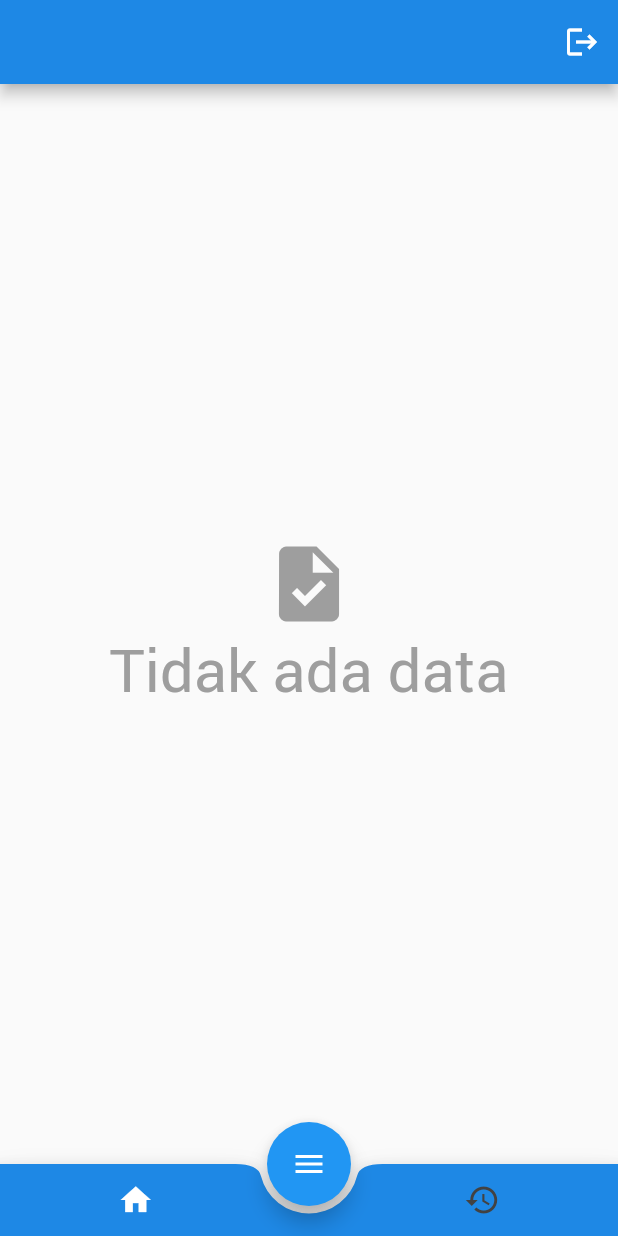
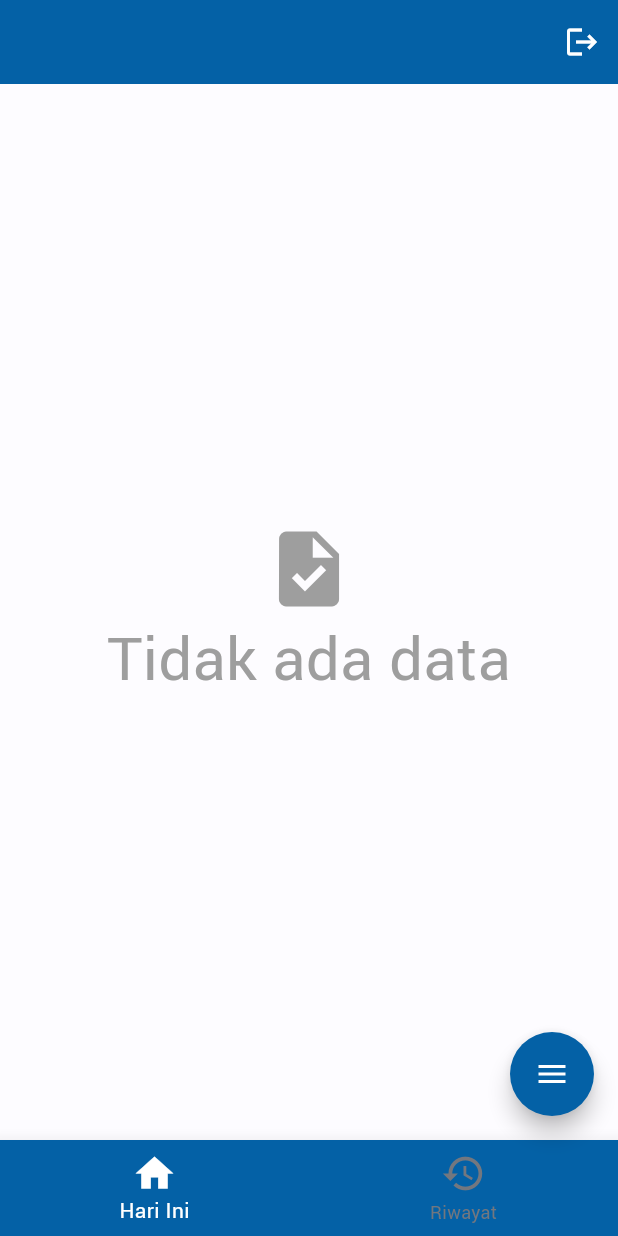
Before and after one commit to tamahavik/fmsales_flutter, a Flutter app: the HomeNavigationScreen screen opened directly, on a phone screen of 412 x 824 dp. Run offline on Flutter 3.47's test engine with Material 2 defaults, Android fonts, the phone set to English and light mode, and no system bars; drawn by our look-alikes of flutter_speed_dial; our stand-ins replace bloc, connectivity_plus, dartz, device_info_plus, dio, flutter_bloc and 8 more; accounts and stored records are empty; generated files the repository leaves out were written again; network calls fail.

Commit message:
re-design ui

```diff
--- /dev/null
+++ b/lib/enums/task_menu_enum.dart
@@ -0,0 +1,4 @@
+enum TaskMenuEnum {
+  call,
+  navigate;
+}
--- a/lib/presentation/home/components/application_bar.dart
+++ b/lib/presentation/home/components/application_bar.dart
@@ -14,7 +14,6 @@ class ApplicationBar extends StatelessWidget {
   @override
   Widget build(BuildContext context) {
     return AppBar(
-      backgroundColor: Colors.blue[600],
       title: Text(_fullName),
       actions: [
         IconButton(
--- a/lib/presentation/home/components/bottom_navigation_menu.dart
+++ b/lib/presentation/home/components/bottom_navigation_menu.dart
@@ -2,7 +2,6 @@ import 'package:flutter/material.dart';
 import 'package:flutter_bloc/flutter_bloc.dart';
 import 'package:ufi/enums/bottom_appbar_enum.dart';
 import 'package:ufi/presentation/home/bloc/navigation_bloc.dart';
-import 'package:ufi/presentation/home/components/home_icon_button.dart';
 
 class BottomNavigationMenu extends StatelessWidget {
   const BottomNavigationMenu({
@@ -14,36 +13,36 @@ class BottomNavigationMenu extends StatelessWidget {
 
   @override
   Widget build(BuildContext context) {
-    return BottomAppBar(
-      color: Colors.blue[600],
-      shape: const CircularNotchedRectangle(),
-      notchMargin: 5,
-      child: Row(
-        mainAxisAlignment: MainAxisAlignment.spaceBetween,
-        children: [
-          HomeIconButton(
-            onPress: () => context
-                .read<NavigationBloc>()
-                .add(NavigationEvent.homeMenu(_currentIndex)),
-            icon: const Icon(Icons.home),
-            color: _currentIndex == BottomAppBarEnums.home
-                ? Colors.white
-                : Colors.grey[800],
-          ),
-          const SizedBox(
-            width: 50,
-          ),
-          HomeIconButton(
-            onPress: () => context
-                .read<NavigationBloc>()
-                .add(NavigationEvent.historyMenu(_currentIndex)),
-            icon: const Icon(Icons.history),
-            color: _currentIndex == BottomAppBarEnums.history
-                ? Colors.white
-                : Colors.grey[800],
-          ),
-        ],
+    return BottomNavigationBar(
+      elevation: 10,
+      currentIndex: _currentIndex.value,
+      iconSize: 30,
+      onTap: (newIndex) => newIndex == BottomAppBarEnums.home.value
+          ? context
+              .read<NavigationBloc>()
+              .add(NavigationEvent.homeMenu(_currentIndex))
+          : context
+              .read<NavigationBloc>()
+              .add(NavigationEvent.historyMenu(_currentIndex)),
+      backgroundColor: Theme.of(context).colorScheme.primary,
+      unselectedLabelStyle: TextStyle(
+        color: Theme.of(context).colorScheme.outline,
       ),
+      unselectedItemColor: Theme.of(context).colorScheme.outline,
+      selectedLabelStyle: TextStyle(
+        color: Theme.of(context).colorScheme.onPrimary,
+      ),
+      selectedItemColor: Theme.of(context).colorScheme.onPrimary,
+      items: const [
+        BottomNavigationBarItem(
+          label: 'Hari Ini',
+          icon: Icon(Icons.home),
+        ),
+        BottomNavigationBarItem(
+          label: 'Riwayat',
+          icon: Icon(Icons.history),
+        ),
+      ],
     );
   }
 }
--- a/lib/presentation/home/components/floating_action.dart
+++ b/lib/presentation/home/components/floating_action.dart
@@ -15,28 +15,39 @@ class FloatingAction extends StatelessWidget {
   @override
   Widget build(BuildContext context) {
     return SpeedDial(
+      icon: Icons.menu,
+      activeIcon: Icons.close,
+      foregroundColor: Theme.of(context).colorScheme.onPrimary,
+      backgroundColor: Theme.of(context).colorScheme.primary,
       animatedIcon: AnimatedIcons.menu_close,
-      overlayColor: Colors.black,
-      overlayOpacity: 0.5,
+      overlayOpacity: 0.1,
+      iconTheme: Theme.of(context).iconTheme.copyWith(
+            color: Theme.of(context).colorScheme.onPrimary,
+          ),
       spacing: 10,
       children: [
         SpeedDialChild(
-          onTap: () => context
-              .read<HomeBloc>()
-              .add(const HomeEvent.verificationMenu()),
-          child: const Icon(
+          onTap: () =>
+              context.read<HomeBloc>().add(const HomeEvent.verificationMenu()),
+          shape: const CircleBorder(),
+          label: 'New Customer',
+          backgroundColor: Theme.of(context).colorScheme.primary,
+          foregroundColor: Theme.of(context).colorScheme.onPrimary,
+          child: Icon(
             Icons.article_outlined,
-            color: Colors.white,
+            color: Theme.of(context).colorScheme.onPrimary,
           ),
-          backgroundColor: Colors.blue[600],
         ),
         SpeedDialChild(
+          onTap: () {},
+          shape: const CircleBorder(),
+          label: 'Sync Leads',
           visible: _currentIndex == BottomAppBarEnums.home,
-          onTap: () {},
-          backgroundColor: Colors.blue[600],
-          child: const Icon(
+          backgroundColor: Theme.of(context).colorScheme.primary,
+          foregroundColor: Theme.of(context).colorScheme.onPrimary,
+          child: Icon(
             Icons.refresh,
-            color: Colors.white,
+            color: Theme.of(context).colorScheme.onPrimary,
           ),
         ),
       ],
--- a/lib/presentation/home/home_navigator_screen.dart
+++ b/lib/presentation/home/home_navigator_screen.dart
@@ -104,15 +104,15 @@ class _HomeNavigationScreenState extends State<HomeNavigationScreen> {
                           .read<HomeBloc>()
                           .add(const HomeEvent.showDialogLogout())),
                 ),
-                body: state.map(
-                  initial: (value) => const TodayScreen(),
-                  home: (value) => const TodayScreen(),
-                  history: (value) => const HistoryScreen(),
+                body: IndexedStack(
+                  index: _currentIndex.value,
+                  children: const [
+                    TodayScreen(),
+                    HistoryScreen(),
+                  ],
                 ),
                 floatingActionButton:
                     FloatingAction(currentIndex: _currentIndex),
-                floatingActionButtonLocation:
-                    FloatingActionButtonLocation.centerDocked,
                 bottomNavigationBar:
                     BottomNavigationMenu(currentIndex: _currentIndex),
               );
--- a/lib/presentation/today/bloc/today_bloc.dart
+++ b/lib/presentation/today/bloc/today_bloc.dart
@@ -13,7 +13,9 @@ import 'package:ufi/utils/device_info.dart';
 import 'package:ufi/utils/periodic_timer.dart';
 
 part 'today_bloc.freezed.dart';
+
 part 'today_event.dart';
+
 part 'today_state.dart';
 
 @injectable
@@ -75,6 +77,7 @@ class TodayBloc extends Bloc<TodayEvent, TodayState> {
   }
 
   Future<void> _backgroundProcess() async {
+    print('bg process running');
     String employeeNumber = _session.getEmployeeNumber();
     String deviceId = await _deviceInfo.getDeviceId();
     var login = await _todayRepository.checkLogin(employeeNumber, deviceId);
@@ -106,6 +109,7 @@ class TodayBloc extends Bloc<TodayEvent, TodayState> {
           obj.alamatGenerated = await _db.generatedAlamat(obj);
           await _db.saveLeads(obj);
         }
+        add(const TodayEvent.loadLeads());
       },
     );
   }
--- a/lib/presentation/today/today_screen.dart
+++ b/lib/presentation/today/today_screen.dart
@@ -1,9 +1,9 @@
 import 'package:flutter/gestures.dart';
 import 'package:flutter/material.dart';
 import 'package:flutter_bloc/flutter_bloc.dart';
+import 'package:ufi/components/empty_container.dart';
 import 'package:ufi/model/leads.dart';
 import 'package:ufi/presentation/today/bloc/today_bloc.dart';
-import 'package:ufi/components/empty_container.dart';
 import 'package:ufi/presentation/today/components/task_card.dart';
 
 class TodayScreen extends StatefulWidget {
@@ -23,6 +23,19 @@ class _TodayScreenState extends State<TodayScreen> {
     );
   }
 
+  Widget _buildView() {
+    if (_leads.isEmpty) {
+      return const EmptyContainer();
+    }
+    return ListView.builder(
+      dragStartBehavior: DragStartBehavior.down,
+      itemCount: _leads.length,
+      itemBuilder: (context, index) => TaskCard(
+        leads: _leads[index],
+      ),
+    );
+  }
+
   @override
   Widget build(BuildContext context) {
     return Padding(
@@ -31,30 +44,7 @@ class _TodayScreenState extends State<TodayScreen> {
         listener: _stateController,
         child: BlocBuilder<TodayBloc, TodayState>(
           builder: (context, state) {
-            return state.maybeMap(
-              orElse: () {
-                if (_leads.isEmpty) {
-                  return const EmptyContainer();
-                }
-                return ListView.builder(
-                  dragStartBehavior: DragStartBehavior.down,
-                  itemBuilder: (context, index) => TaskCard(
-                    leads: _leads[index],
-                  ),
-                );
-              },
-              success: (value) {
-                if (_leads.isEmpty) {
-                  return const EmptyContainer();
-                }
-                return ListView.builder(
-                  dragStartBehavior: DragStartBehavior.down,
-                  itemBuilder: (context, index) => TaskCard(
-                    leads: _leads[index],
-                  ),
-                );
-              },
-            );
+            return _buildView();
           },
         ),
       ),
--- /dev/null
+++ b/lib/utils/color_schemes.dart
@@ -0,0 +1,69 @@
+import 'package:flutter/material.dart';
+
+const lightColorScheme = ColorScheme(
+  brightness: Brightness.light,
+  primary: Color(0xFF0461A6),
+  onPrimary: Color(0xFFFFFFFF),
+  primaryContainer: Color(0xFFD2E4FF),
+  onPrimaryContainer: Color(0xFF001C37),
+  secondary: Color(0xFF006687),
+  onSecondary: Color(0xFFFFFFFF),
+  secondaryContainer: Color(0xFFC1E8FF),
+  onSecondaryContainer: Color(0xFF001E2B),
+  tertiary: Color(0xFF006687),
+  onTertiary: Color(0xFFFFFFFF),
+  tertiaryContainer: Color(0xFFC1E8FF),
+  onTertiaryContainer: Color(0xFF001E2B),
+  error: Color(0xFFBA1A1A),
+  errorContainer: Color(0xFFFFDAD6),
+  onError: Color(0xFFFFFFFF),
+  onErrorContainer: Color(0xFF410002),
+  background: Color(0xFFFDFCFF),
+  onBackground: Color(0xFF1A1C1E),
+  surface: Color(0xFFFDFCFF),
+  onSurface: Color(0xFF1A1C1E),
+  surfaceVariant: Color(0xFFDFE2EB),
+  onSurfaceVariant: Color(0xFF43474E),
+  outline: Color(0xFF73777F),
+  onInverseSurface: Color(0xFFF1F0F4),
+  inverseSurface: Color(0xFF2F3033),
+  inversePrimary: Color(0xFFA0C9FF),
+  shadow: Color(0xFF000000),
+  surfaceTint: Color(0xFF0461A6),
+  outlineVariant: Color(0xFFC3C6CF),
+  scrim: Color(0xFF000000),
+);
+
+const darkColorScheme = ColorScheme(
+  brightness: Brightness.dark,
+  primary: Color(0xFFA0C9FF),
+  onPrimary: Color(0xFF00325A),
+  primaryContainer: Color(0xFF00497F),
+  onPrimaryContainer: Color(0xFFD2E4FF),
+  secondary: Color(0xFF73D1FF),
+  onSecondary: Color(0xFF003548),
+  secondaryContainer: Color(0xFF004D67),
+  onSecondaryContainer: Color(0xFFC1E8FF),
+  tertiary: Color(0xFF72D2FF),
+  onTertiary: Color(0xFF003548),
+  tertiaryContainer: Color(0xFF004D66),
+  onTertiaryContainer: Color(0xFFC1E8FF),
+  error: Color(0xFFFFB4AB),
+  errorContainer: Color(0xFF93000A),
+  onError: Color(0xFF690005),
+  onErrorContainer: Color(0xFFFFDAD6),
+  background: Color(0xFF1A1C1E),
+  onBackground: Color(0xFFE3E2E6),
+  surface: Color(0xFF1A1C1E),
+  onSurface: Color(0xFFE3E2E6),
+  surfaceVariant: Color(0xFF43474E),
+  onSurfaceVariant: Color(0xFFC3C6CF),
+  outline: Color(0xFF8D9199),
+  onInverseSurface: Color(0xFF1A1C1E),
+  inverseSurface: Color(0xFFE3E2E6),
+  inversePrimary: Color(0xFF0461A6),
+  shadow: Color(0xFF000000),
+  surfaceTint: Color(0xFFA0C9FF),
+  outlineVariant: Color(0xFF43474E),
+  scrim: Color(0xFF000000),
+);
```
Also changed, not shown: lib/presentation/app/app.dart (+17 -6 lines), lib/presentation/home/components/history_screen.dart (+7 -5 lines), lib/presentation/today/components/task_card.dart (+25 -9 lines).
